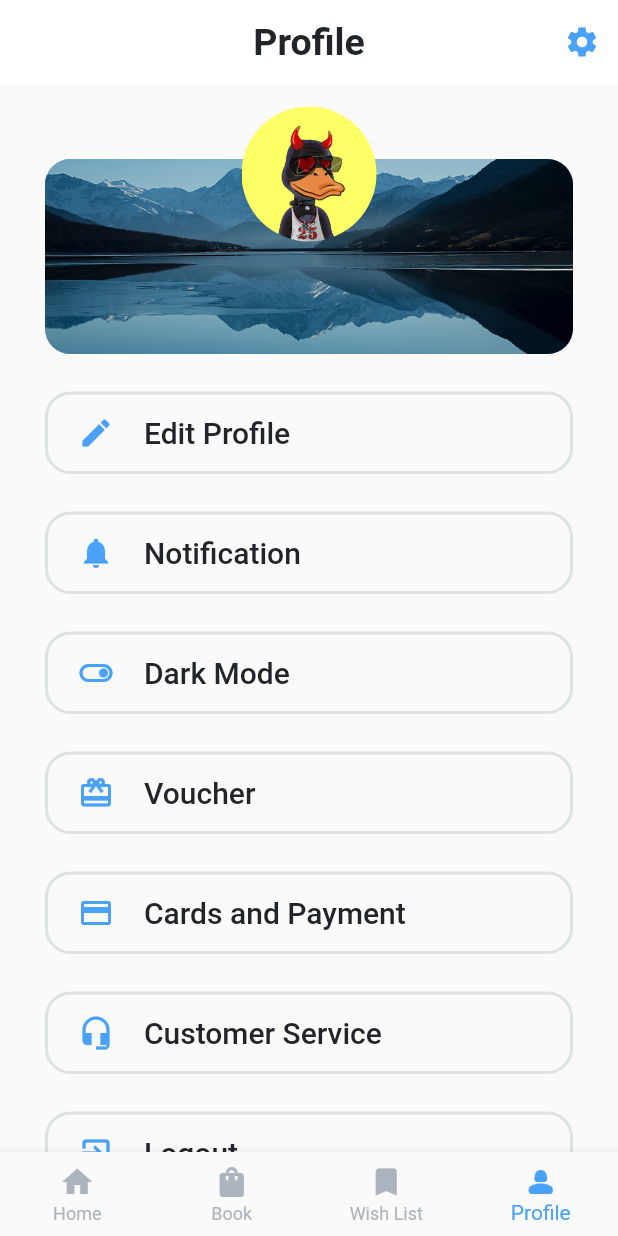
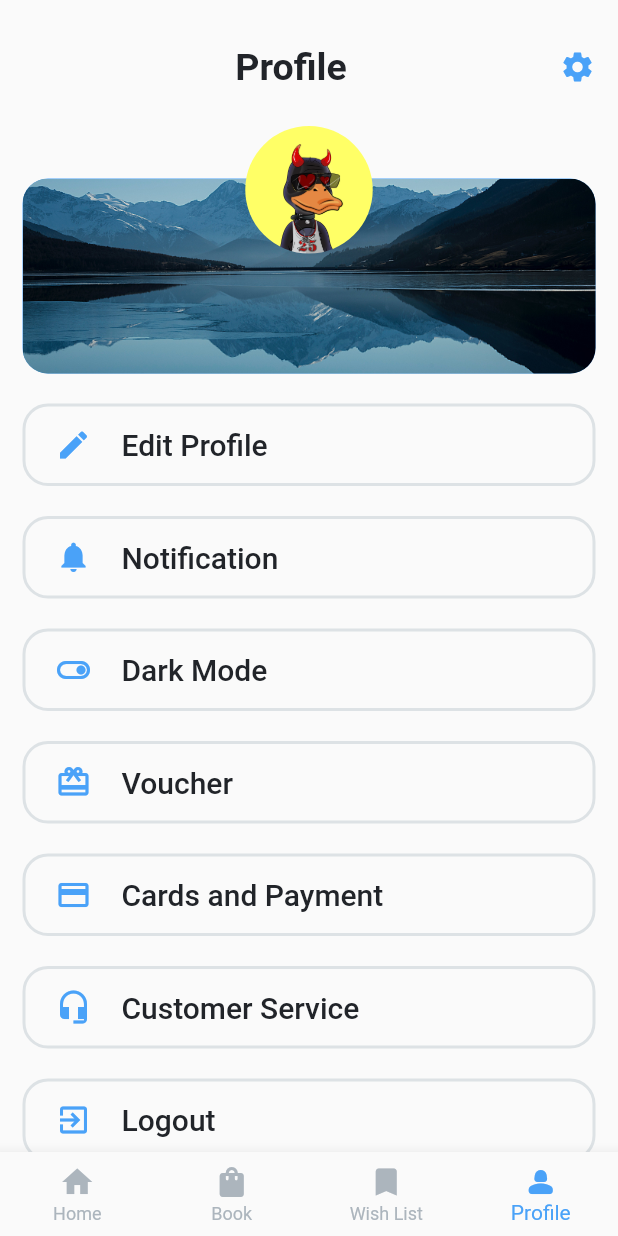
Before and after one commit to ulumfr/Hotel-Booking-App, a Flutter app: the screen it shows once a user with an empty profile is signed in, item 4 of the bottom bar chosen, on a phone screen of 412 x 824 dp. Run offline on Flutter 3.47's test engine with Material 2 defaults, Android fonts, the phone set to English and light mode, and no system bars; our stand-ins replace cached_network_image, cloud_firestore, firebase_auth, firebase_core, firebase_messaging, firebase_storage and 6 more; accounts and stored records are empty; network calls fail.

Commit message:
update: fixing ui

```diff
--- a/lib/controllers/auth/auth_controller.dart
+++ b/lib/controllers/auth/auth_controller.dart
@@ -49,10 +49,8 @@ class AuthController extends GetxController {
     if (user == null) {
       debugPrint("Login");
       Get.offAndToNamed('/welcome');
-      // Get.offAll(() => const LoginScreen());
     } else {
       Get.offAndToNamed('/main');
-      // Get.offAll(() => const MainScreen());
     }
   }
 
--- a/lib/controllers/main/home/home_screen_controller.dart
+++ b/lib/controllers/main/home/home_screen_controller.dart
@@ -1,10 +1,9 @@
 import 'package:cloud_firestore/cloud_firestore.dart';
-import 'package:firebase_auth/firebase_auth.dart';
 // import 'package:firebase_auth/firebase_auth.dart';
 import 'package:firebase_storage/firebase_storage.dart';
-import 'package:flutter/material.dart';
+// import 'package:flutter/material.dart';
 import 'package:get/get.dart';
-import 'package:hotel_booking_app/models/auth/user_model.dart';
+// import 'package:hotel_booking_app/models/auth/user_model.dart';
 import 'package:hotel_booking_app/models/main/horizontal_card_model.dart';
 import 'package:hotel_booking_app/models/main/vertical_card_model.dart';
 
--- a/lib/views/auth/screen/login_screen.dart
+++ b/lib/views/auth/screen/login_screen.dart
@@ -13,6 +13,7 @@ class LoginScreen extends GetView<AuthController> {
   @override
   Widget build(BuildContext context) {
     return Scaffold(
+      backgroundColor: AppColors.gray1Color,
       body: SafeArea(
         child: SingleChildScrollView(
           child: Center(
--- a/lib/views/auth/screen/signup_screen.dart
+++ b/lib/views/auth/screen/signup_screen.dart
@@ -13,6 +13,7 @@ class SignupScreen extends GetView<AuthController> {
   @override
   Widget build(BuildContext context) {
     return Scaffold(
+      backgroundColor: AppColors.gray1Color,
       body: SafeArea(
         child: SingleChildScrollView(
           child: Center(
--- a/lib/views/main/components/profile/profile_list_item.dart
+++ b/lib/views/main/components/profile/profile_list_item.dart
@@ -19,7 +19,6 @@ class ProfileListItem extends StatelessWidget {
       onTap: onTap,
       child: Container(
         height: 55,
-        margin: const EdgeInsets.symmetric(horizontal: 10),
         padding: const EdgeInsets.symmetric(horizontal: 20),
         decoration: BoxDecoration(
           borderRadius: BorderRadius.circular(17),
--- a/lib/views/main/main_screen.dart
+++ b/lib/views/main/main_screen.dart
@@ -20,6 +20,7 @@ class MainScreen extends GetView<MainScreenController> {
     ];
 
     return Scaffold(
+      backgroundColor: AppColors.gray1Color,
       body: Obx(() => listWidgetMain[controller.indexMainScreen.value]),
       bottomNavigationBar: Obx(
         () => BottomNavigationBar(
--- a/lib/views/main/screen/booking_screen.dart
+++ b/lib/views/main/screen/booking_screen.dart
@@ -1,4 +1,5 @@
 import 'package:flutter/material.dart';
+import 'package:hotel_booking_app/constants.dart';
 
 class BookingScreen extends StatelessWidget {
   const BookingScreen({Key? key}) : super(key: key);
@@ -6,6 +7,7 @@ class BookingScreen extends StatelessWidget {
   @override
   Widget build(BuildContext context) {
     return const Scaffold(
+      backgroundColor: AppColors.gray1Color,
       body: Center(
         child: Text("Booking (SOON!)"),
       ),
--- a/lib/views/main/screen/profile_screen.dart
+++ b/lib/views/main/screen/profile_screen.dart
@@ -11,41 +11,51 @@ class ProfileScreen extends GetView<AuthController> {
 
   @override
   Widget build(BuildContext context) {
-    // Get.find(FirebaseMessagingHandler());
     return Scaffold(
-      appBar: AppBar(
-        backgroundColor: AppColors.whiteColor,
-        elevation: 0,
-        centerTitle: true,
-        // leading: BackButton(
-        //   color: AppColors.blackColor,
-        //   onTap: () {},
-        // ),
-        title: const Text(
+      body: SafeArea(
+        child: SingleChildScrollView(
+          child: Padding(
+            padding: const EdgeInsets.only(
+              left: 15,
+              right: 15,
+              top: 15,
+            ),
+            child: Column(
+              mainAxisAlignment: MainAxisAlignment.center,
+              crossAxisAlignment: CrossAxisAlignment.center,
+              children: [
+                Padding(
+                  padding: const EdgeInsets.only(
+                    top: 15,
+                    bottom: 30,
+                  ),
+                  child: Row(
+                    mainAxisAlignment: MainAxisAlignment.spaceBetween,
+                    children: [
+                      const Expanded(
+                        child: Text(
                           "Profile",
+                          textAlign: TextAlign.center,
                           style: TextStyle(
                             color: AppColors.blackColor,
+                            fontSize: 25,
                             fontWeight: FontWeight.w600,
-            fontSize: 25,
                           ),
                         ),
-        actions: [
-          IconButton(
-            onPressed: () {},
-            icon: const Icon(
+                      ),
+                      GestureDetector(
+                        onTap: () {},
+                        child: const Icon(
                           Icons.settings,
                           color: AppColors.primaryColor,
                         ),
                       )
                     ],
                   ),
-      body: SingleChildScrollView(
-        child: Center(
-          child: Container(
-            padding: const EdgeInsets.only(
-              right: 20,
-              left: 20,
-              top: 50,
+                ),
+                Padding(
+                  padding: const EdgeInsets.symmetric(
+                    vertical: 30,
                   ),
                   child: Column(
                     children: [
@@ -54,13 +64,13 @@ class ProfileScreen extends GetView<AuthController> {
                         clipBehavior: Clip.none,
                         children: [
                           Container(
-                      margin: const EdgeInsets.symmetric(horizontal: 10),
                             height: 130,
                             decoration: BoxDecoration(
                               color: AppColors.primaryColor,
                               borderRadius: BorderRadius.circular(17),
                               image: const DecorationImage(
-                          image: AssetImage("assets/images/background-profile.jpg"),
+                                image: AssetImage(
+                                    "assets/images/background-profile.jpg"),
                                 fit: BoxFit.cover,
                               ),
                             ),
@@ -68,37 +78,37 @@ class ProfileScreen extends GetView<AuthController> {
                           Positioned(
                             top: -35,
                             child: SizedBox(
-                        width: 90,
-                        height: 90,
+                              width: 85,
                               child: ClipRRect(
                                 borderRadius: BorderRadius.circular(100),
                                 child: const Image(
-                            image: AssetImage('assets/images/profile.png'),
+                                  image:
+                                      AssetImage("assets/images/profile.png"),
                                 ),
                               ),
                             ),
                           ),
                           Positioned(
-                      top: 60,
+                            top: 65,
                             child: Text(
                               '${isloginUser.displayName ?? isloginUser.email}',
                               style: const TextStyle(
                                 color: AppColors.whiteColor,
                                 fontSize: 23,
-                          letterSpacing: 1.3,
+                                letterSpacing: 1,
                                 fontWeight: FontWeight.w400,
                               ),
                             ),
-                    ),
+                          )
                         ],
                       ),
-                const SizedBox(height: 25),
+                      const SizedBox(height: 20),
                       ProfileListItem(
                         onTap: () {},
                         icon: Icons.edit,
                         text: "Edit Profile",
                       ),
-                const SizedBox(height: 25),
+                      const SizedBox(height: 20),
                       ProfileListItem(
                         onTap: () {
                           controller.clickNotification();
@@ -106,37 +116,41 @@ class ProfileScreen extends GetView<AuthController> {
                         icon: Icons.notifications,
                         text: "Notification",
                       ),
-                const SizedBox(height: 25),
+                      const SizedBox(height: 20),
                       ProfileListItem(
                         onTap: () {},
                         icon: Icons.toggle_on_outlined,
                         text: "Dark Mode",
                       ),
-                const SizedBox(height: 25),
+                      const SizedBox(height: 20),
                       ProfileListItem(
                         onTap: () {},
                         icon: Icons.card_giftcard,
                         text: "Voucher",
                       ),
-                const SizedBox(height: 25),
+                      const SizedBox(height: 20),
                       ProfileListItem(
                         onTap: () {},
                         icon: Icons.credit_card,
                         text: "Cards and Payment",
                       ),
-                const SizedBox(height: 25),
+                      const SizedBox(height: 20),
                       ProfileListItem(
                         onTap: () {},
                         icon: Icons.headset_mic,
                         text: "Customer Service",
                       ),
-                const SizedBox(height: 25),
+                      const SizedBox(height: 20),
                       ProfileListItem(
                         onTap: () {
                           controller.logout();
                         },
                         icon: Icons.exit_to_app,
                         text: "Logout",
+                      ),
+                      const SizedBox(height: 15),
+                    ],
+                  ),
                 ),
               ],
             ),
--- a/lib/views/onboarding/onboarding_screen.dart
+++ b/lib/views/onboarding/onboarding_screen.dart
@@ -13,7 +13,7 @@ class OnboardingScreen extends GetView<OnboardingScreenController> {
     return Obx(
       () => Scaffold(
         appBar: AppBar(
-          backgroundColor: AppColors.whiteColor,
+          backgroundColor: AppColors.gray1Color,
           elevation: 0,
           actions: [
             Padding(
@@ -38,6 +38,7 @@ class OnboardingScreen extends GetView<OnboardingScreenController> {
             ),
           ],
         ),
+        backgroundColor: AppColors.gray1Color,
         body: SizedBox(
           width: MediaQuery.sizeOf(context).width,
           height: MediaQuery.sizeOf(context).height,
--- a/lib/views/onboarding/welcome_screen.dart
+++ b/lib/views/onboarding/welcome_screen.dart
@@ -7,6 +7,7 @@ class WelcomeScreen extends StatelessWidget {
   @override
   Widget build(BuildContext context) {
     return const Scaffold(
+      backgroundColor: AppColors.gray1Color,
       body: Center(
         child: Text(
           "Hotels",
```
Also changed, not shown: lib/controllers/notification/notification_handler.dart (+1 -8 lines), lib/views/auth/screen/forgot_pass_screen.dart (+8 -7 lines), lib/views/auth/screen/reset_pass_screen.dart (+20 -19 lines), lib/views/auth/screen/verify_forgot_screen.dart (+8 -7 lines), lib/views/main/screen/wishlist_screen.dart (+15 -19 lines). Lines whose indentation alone changed are shown as unchanged.
